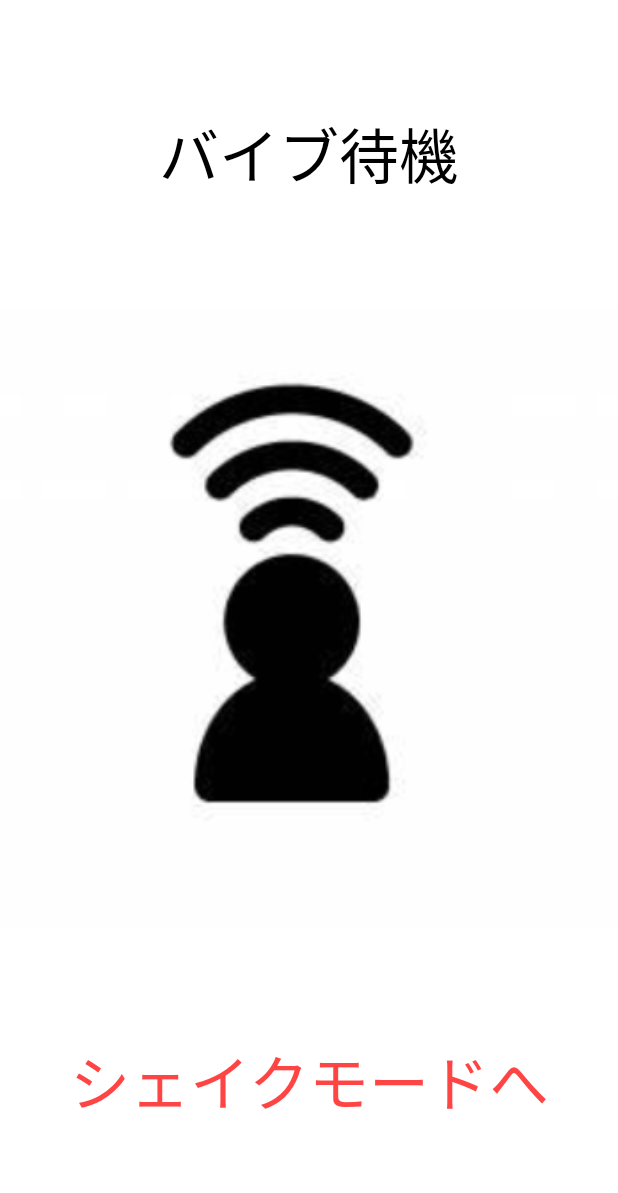
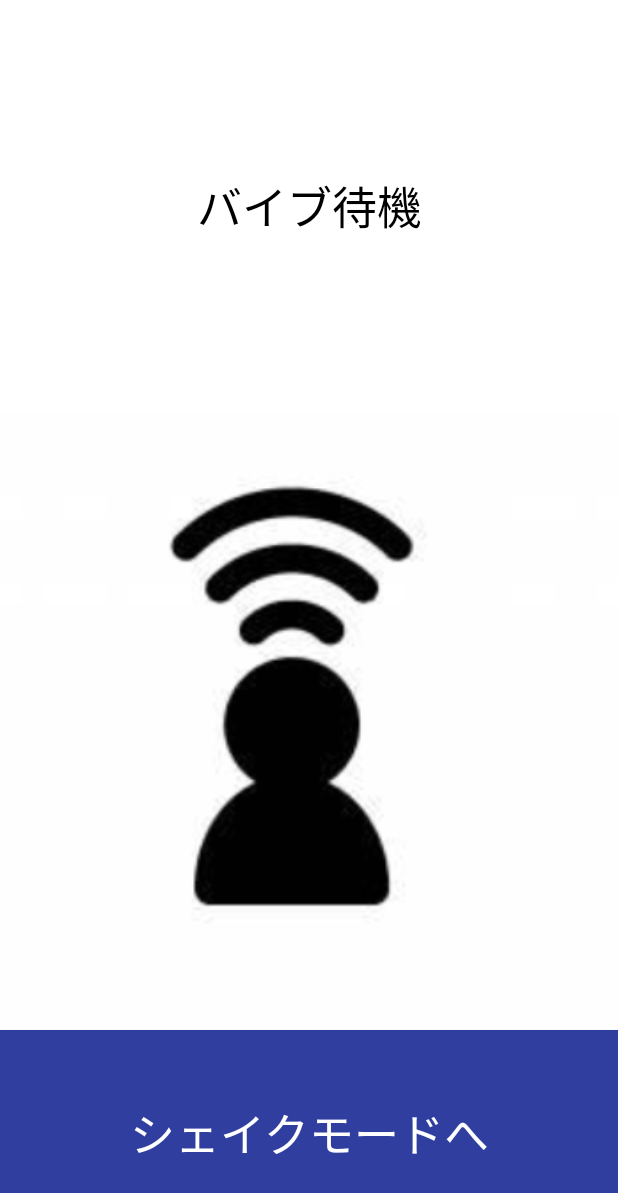
Before and after one commit to Masatsuna/ShakeandVibration, an Android app: the ReceiveActivity screen opened directly, with no data from a screen before it, on a phone screen of 412 x 824 dp. Shown: the top 1193 px of the screen. Run offline under Robolectric (Android 15) with nearby library versions, the phone set to English and light mode, and no system bars.

Commit message:
デザインを変更

```diff
--- a/app/src/main/res/layout/activity_receive.xml
+++ b/app/src/main/res/layout/activity_receive.xml
@@ -13,11 +13,12 @@
         android:id="@+id/textView"
         android:layout_width="match_parent"
         android:layout_height="0dp"
-        android:layout_weight="1"
+        android:layout_weight="2"
+        android:background="@android:color/background_light"
         android:gravity="center"
         android:text="バイブ待機"
-        android:textColor="@android:color/background_dark"
-        android:textSize="40sp"
+        android:textColor="@android:color/black"
+        android:textSize="30sp"
         app:layout_constraintLeft_toLeftOf="parent"
         app:layout_constraintRight_toRightOf="parent" />
 
@@ -25,21 +26,22 @@
         android:id="@+id/imageView"
         android:layout_width="match_parent"
         android:layout_height="0dp"
-        android:layout_weight="2"
         android:layout_gravity="center"
-        app:srcCompat="@drawable/recieve"
-        />
+        android:layout_weight="3"
+        app:srcCompat="@drawable/recieve" />
 
-    <TextView
+        <Button
             android:id="@+id/textView2"
             android:layout_width="match_parent"
             android:layout_height="0dp"
             android:layout_weight="1"
+            android:background="?attr/actionModeSplitBackground"
+            android:clickable="true"
             android:gravity="center"
-        android:clickable="true"
             android:onClick="onClick"
             android:text="シェイクモードへ"
-        android:textColor="@android:color/holo_red_light"
-        android:textSize="40sp"
-       />
+            android:textColor="@android:color/background_light"
+            android:textSize="30sp" />
+
+
 </LinearLayout>
--- a/app/src/main/res/values/colors.xml
+++ b/app/src/main/res/values/colors.xml
@@ -1,6 +1,6 @@
 <?xml version="1.0" encoding="utf-8"?>
 <resources>
-    <color name="colorPrimary">#3F51B5</color>
+    <color name="colorPrimary">#3f51b5</color>
     <color name="colorPrimaryDark">#303f9f</color>
     <color name="colorAccent">#FF4081</color>
 </resources>
```
Also changed, not shown: app/src/main/res/layout/activity_main.xml (+6 -5 lines). Lines whose indentation alone changed are shown as unchanged.
